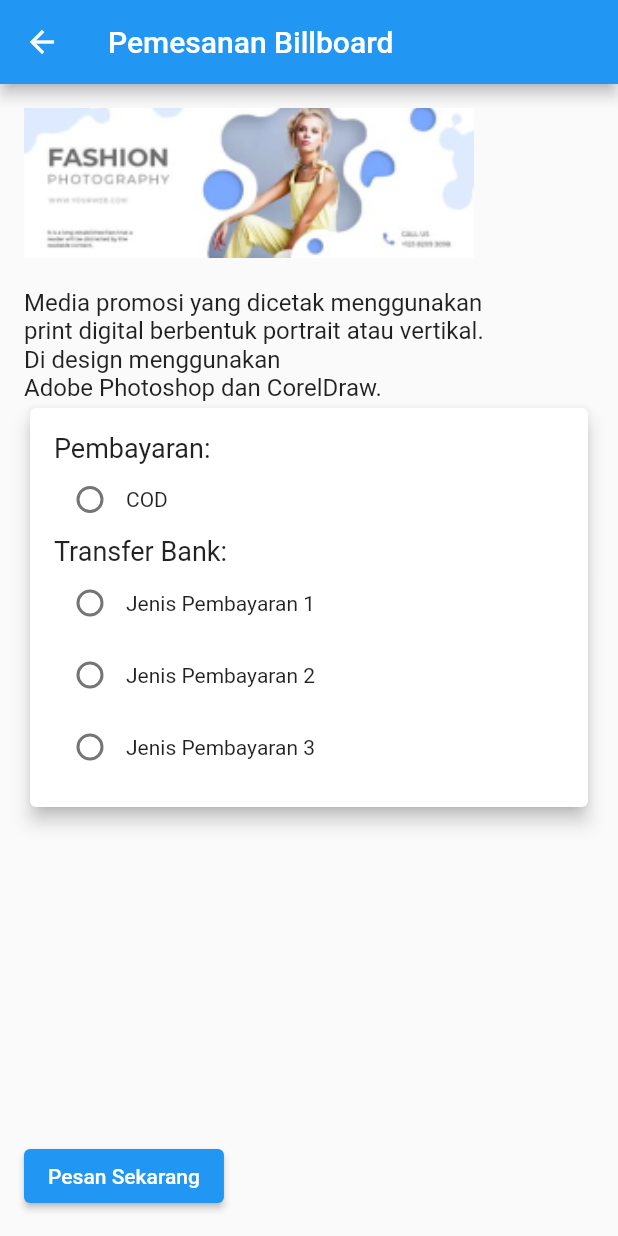
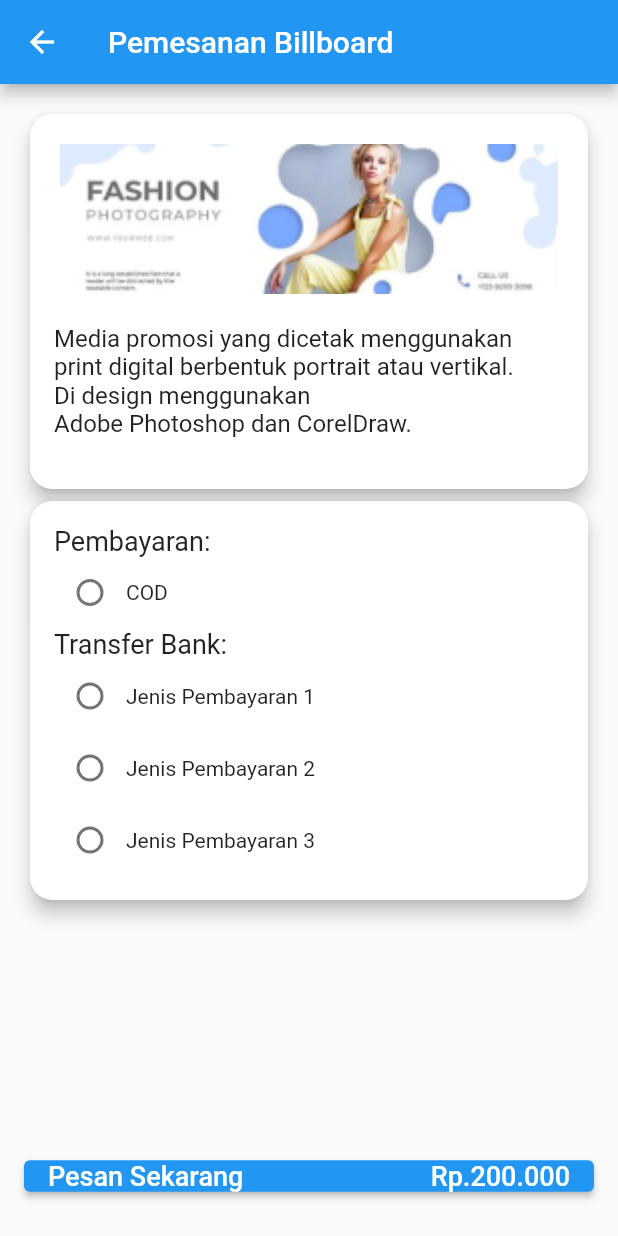
Before and after one commit to alifhilmi17/PBL-NO-DATABASE, a Flutter app: the PemesananBillboardPage screen opened directly, on a phone screen of 412 x 824 dp. Run offline on Flutter 3.47's test engine with Material 2 defaults, Android fonts, the phone set to English and light mode, and no system bars; our stand-ins replace carousel_slider, google_nav_bar.

Commit message:
halaman pemesanan_billboard_page

```diff
--- a/lib/pemesanan_billboard_page.dart
+++ b/lib/pemesanan_billboard_page.dart
@@ -29,19 +29,42 @@ class _PemesananBillboardPageState extends State<PemesananBillboardPage> {
         child: Column(
           crossAxisAlignment: CrossAxisAlignment.start,
           children: [
-            Image.asset(
+            Card(
+              elevation: 5,
+              shape: RoundedRectangleBorder(
+                borderRadius: BorderRadius.circular(15.0),
+              ),
+              child: Container(
+                width: 400,
+                height: 250,
+                child: Column(
+                  crossAxisAlignment: CrossAxisAlignment.start,
+                  children: [
+                    Padding(
+                      padding: const EdgeInsets.all(20.0),
+                      child: Image.asset(
                         widget.imagePath,
-              width: 300,
-              height: 100,
+                        width: 380,
+                        height: 100, // Adjust the height of the image
                         fit: BoxFit.cover,
                       ),
-            SizedBox(height: 20),
-            Text(
+                    ),
+                    Padding(
+                      padding: const EdgeInsets.fromLTRB(16.0, 0, 16.0, 16.0),
+                      child: Text(
                         widget.catalogContent,
                         style: TextStyle(fontSize: 16),
                       ),
+                    ),
+                  ],
+                ),
+              ),
+            ),
             Card(
               elevation: 5,
+              shape: RoundedRectangleBorder(
+                borderRadius: BorderRadius.circular(15.0),
+              ),
               child: Padding(
                 padding: const EdgeInsets.all(16.0),
                 child: Column(
@@ -64,13 +87,35 @@ class _PemesananBillboardPageState extends State<PemesananBillboardPage> {
               ),
             ),
             Spacer(),
-            ElevatedButton(
+            Center(
+              child: ElevatedButton(
                 onPressed: () {
                   // Do something with booking data and selected payment option
                   print(
                       'Billboard: ${widget.jenisBillboard}, Pesan Sekarang, Jenis Pembayaran: $selectedPaymentOption');
                 },
-              child: Text('Pesan Sekarang'),
+                style: ElevatedButton.styleFrom(
+                  padding: EdgeInsets.symmetric(
+                      horizontal: 16), // Add horizontal padding as needed
+                  minimumSize: Size(MediaQuery.of(context).size.width,
+                      0), // Set minimum size to full width
+                ),
+                child: Row(
+                  children: [
+                    Text(
+                      'Pesan Sekarang',
+                      style: TextStyle(
+                          fontSize: 18), // Adjust the font size as needed
+                    ),
+                    Spacer(), // Add space between "Pesan Sekarang" and "Harga"
+                    Text(
+                      'Rp.200.000',
+                      style: TextStyle(
+                          fontSize: 18), // Adjust the font size as needed
+                    ),
+                  ],
+                ),
+              ),
             ),
           ],
         ),
```
Lines whose indentation alone changed are shown as unchanged.
